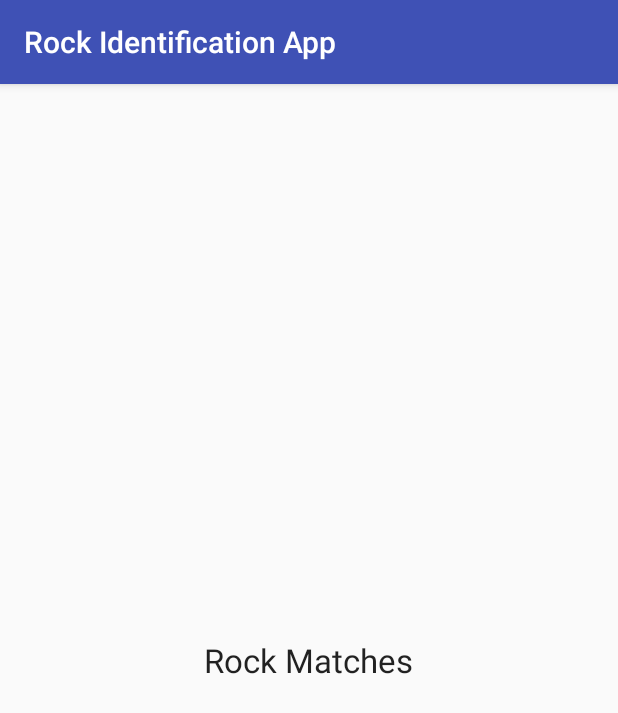
After one commit to EricLeFort/3AO4, an Android app: the RockMatches screen opened directly, with no data from a screen before it, on a phone screen of 412 x 824 dp. The commit adds this screen. Shown: the top 713 px of the screen. Run offline under Robolectric (Android 15) with nearby library versions, the phone set to English and light mode, and no system bars.

Commit message:
Added boilerplate code for rock match screen

```diff
--- a/RockIdentificationApp/app/src/main/AndroidManifest.xml
+++ b/RockIdentificationApp/app/src/main/AndroidManifest.xml
@@ -18,7 +18,8 @@
         <activity
             android:name=".History"
             android:label="@string/title_activity_history"
-            android:theme="@style/AppTheme.NoActionBar"></activity>
+            android:theme="@style/AppTheme.NoActionBar" />
+        <activity android:name=".RockMatches"></activity>
     </application>
 
 </manifest>
--- a/RockIdentificationApp/app/src/main/java/rockapp/rockidentificationapp/Controller.java
+++ b/RockIdentificationApp/app/src/main/java/rockapp/rockidentificationapp/Controller.java
@@ -16,6 +16,12 @@ public class Controller {
         return i;
     }
 
+    public static Intent requestSearch(Context from){
+        Intent i = new Intent(from, RockMatches.class);
+        //TODO Get the data from the forum?
+        return i;
+    }
+
 
     private void swapActivity(){
     }
--- a/RockIdentificationApp/app/src/main/java/rockapp/rockidentificationapp/Main.java
+++ b/RockIdentificationApp/app/src/main/java/rockapp/rockidentificationapp/Main.java
@@ -44,4 +44,9 @@ public class Main extends AppCompatActivity {
         Intent i = Controller.requestHistory(this);
         startActivity(i);
     }
+
+    public void findRockClicked(View view){
+        Intent i = Controller.requestSearch(this);
+        startActivity(i);
+    }
 }
--- /dev/null
+++ b/RockIdentificationApp/app/src/main/java/rockapp/rockidentificationapp/RockMatches.java
@@ -0,0 +1,13 @@
+package rockapp.rockidentificationapp;
+
+import android.support.v7.app.AppCompatActivity;
+import android.os.Bundle;
+
+public class RockMatches extends AppCompatActivity {
+
+    @Override
+    protected void onCreate(Bundle savedInstanceState) {
+        super.onCreate(savedInstanceState);
+        setContentView(R.layout.activity_rock_matches_view);
+    }
+}
--- a/RockIdentificationApp/app/src/main/res/layout/activity_main.xml
+++ b/RockIdentificationApp/app/src/main/res/layout/activity_main.xml
@@ -65,7 +65,8 @@
         android:id="@+id/submit"
         android:layout_below="@+id/use_location"
         android:layout_alignRight="@+id/textView"
-        android:layout_alignEnd="@+id/textView" />
+        android:layout_alignEnd="@+id/textView"
+        android:onClick="findRockClicked"/>
 
     <Button
         android:layout_width="wrap_content"
--- /dev/null
+++ b/RockIdentificationApp/app/src/main/res/layout/activity_rock_matches_view.xml
@@ -0,0 +1,20 @@
+<?xml version="1.0" encoding="utf-8"?>
+<RelativeLayout xmlns:android="http://schemas.android.com/apk/res/android"
+    xmlns:tools="http://schemas.android.com/tools"
+    android:layout_width="match_parent"
+    android:layout_height="match_parent"
+    android:paddingBottom="@dimen/activity_vertical_margin"
+    android:paddingLeft="@dimen/activity_horizontal_margin"
+    android:paddingRight="@dimen/activity_horizontal_margin"
+    android:paddingTop="@dimen/activity_vertical_margin"
+    tools:context=".RockMatches">
+
+    <TextView
+        android:layout_width="wrap_content"
+        android:layout_height="wrap_content"
+        android:textAppearance="?android:attr/textAppearanceLarge"
+        android:text="Rock Matches"
+        android:id="@+id/textView3"
+        android:layout_centerVertical="true"
+        android:layout_centerHorizontal="true" />
+</RelativeLayout>
```
